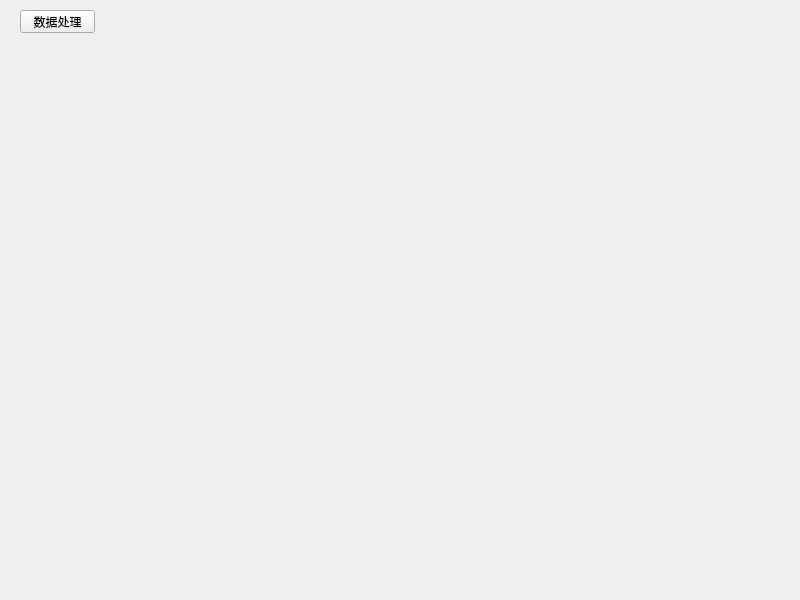
Old version of the form src/ui/mainWindow.ui in the repository CcooLcyy/checker.
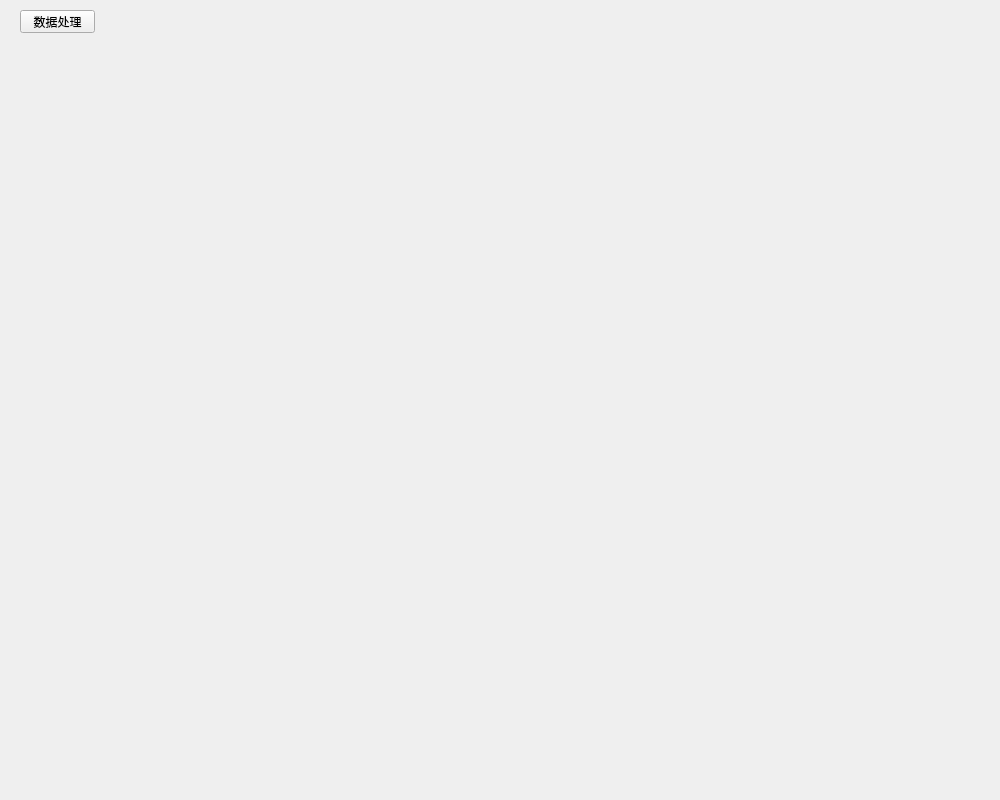
New version of the form.

Commit message: 调整为不会重新打开窗口

Diff of the .ui file:
```diff
--- a/src/ui/mainWindow.ui
+++ b/src/ui/mainWindow.ui
@@ -6,8 +6,8 @@
    <rect>
     <x>0</x>
     <y>0</y>
-    <width>800</width>
-    <height>600</height>
+    <width>1000</width>
+    <height>800</height>
    </rect>
   </property>
   <property name="windowTitle">
```
The commit also changes 3 other files.
